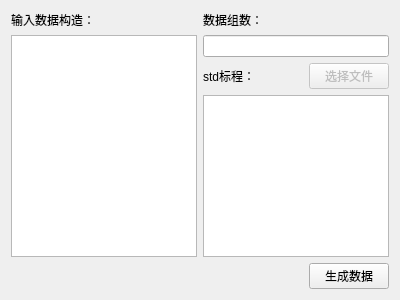
Qt form src/views/MainWindow/mainwindow.ui (huangjunhao5/DataMaker-Qt5) before a commit.
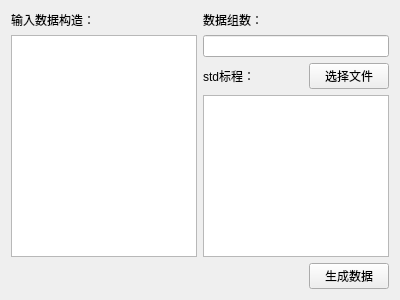
The same form after that commit.

The edit to the form file:
```diff
--- a/src/views/MainWindow/mainwindow.ui
+++ b/src/views/MainWindow/mainwindow.ui
@@ -73,7 +73,7 @@
            <item>
             <widget class="QPushButton" name="pushButton_2">
              <property name="enabled">
-              <bool>false</bool>
+              <bool>true</bool>
              </property>
              <property name="text">
               <string>选择文件</string>
```
Left out of the diff: 2 changed lines with no effect on the pictures.
